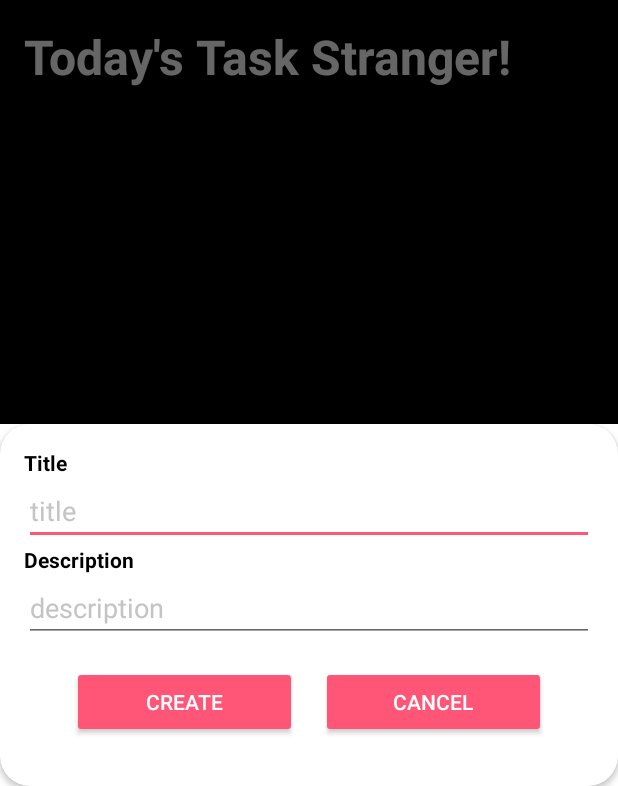
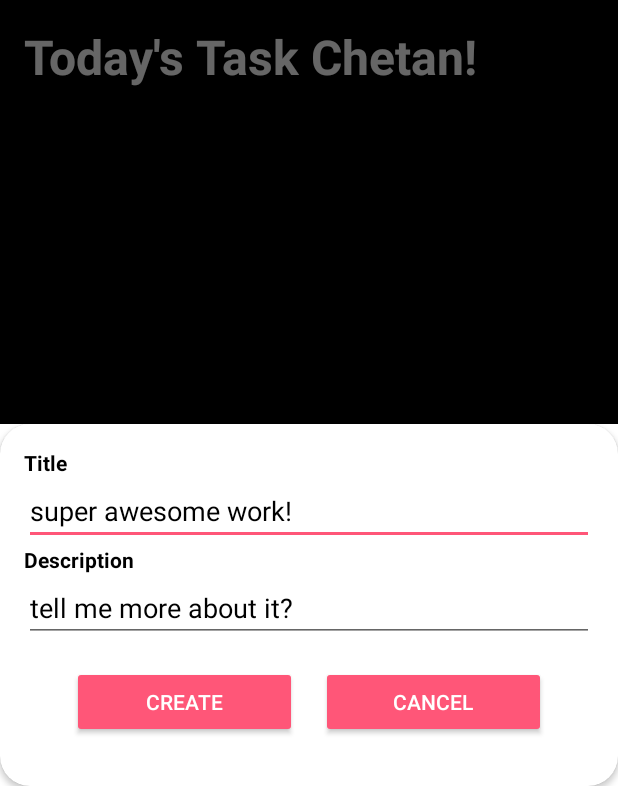
Before and after one commit to ch8n/Taskie-Mvvm, an Android app: the screen it shows after launch (MainActivity), after a tap on an icon or button, on a phone screen of 412 x 824 dp, the part 450-1236 px from its top. Run offline under Robolectric (Android 15) with nearby library versions, the phone set to English and light mode, and no system bars; our stand-ins replace Picasso, Room's generated code; libraries missing offline, so code that uses them is left out: com.github.javafaker; pictures from the network do not load; 1 statement that could not run was skipped.

Commit message:
🚧 wip navigation component ➕ added splash screen to home navigation ➕ added context tab for easy navigation from xml to fragment ➕ refactored dialog button builder to accept note

```diff
--- a/app/build.gradle
+++ b/app/build.gradle
@@ -2,6 +2,7 @@ plugins {
     id 'com.android.application'
     id 'kotlin-android'
     id 'kotlin-kapt'
+    id "androidx.navigation.safeargs.kotlin"
 }
 
 android {
--- a/app/src/main/java/com/ch8n/taskie/MainActivity.kt
+++ b/app/src/main/java/com/ch8n/taskie/MainActivity.kt
@@ -10,9 +10,9 @@ import com.ch8n.taskie.ui.login.LoginFragment
 import com.ch8n.taskie.ui.router.Router
 
 class MainActivity : ViewBindingActivity<ActivityMainBinding>(), Router {
+
     override fun onCreate(savedInstanceState: Bundle?) {
         super.onCreate(savedInstanceState)
-        setContentView(R.layout.activity_main)
         supportActionBar?.hide()
     }
 
@@ -24,16 +24,10 @@ class MainActivity : ViewBindingActivity<ActivityMainBinding>(), Router {
     }
 
     override fun toLoginScreen() {
-        supportFragmentManager
-            .beginTransaction()
-            .add(binding.container.id, LoginFragment())
-            .commit()
+
     }
 
     override fun toHomeScreen() {
-        supportFragmentManager
-            .beginTransaction()
-            .replace(binding.container.id, HomeFragment())
-            .commit()
+
     }
 }
--- a/app/src/main/java/com/ch8n/taskie/ui/home/HomeFragment.kt
+++ b/app/src/main/java/com/ch8n/taskie/ui/home/HomeFragment.kt
@@ -4,8 +4,6 @@ import android.view.LayoutInflater
 import android.view.ViewGroup
 import androidx.activity.OnBackPressedCallback
 import androidx.fragment.app.viewModels
-import androidx.lifecycle.ViewModel
-import androidx.lifecycle.ViewModelProvider
 import com.ch8n.taskie.R
 import com.ch8n.taskie.data.model.Note
 import com.ch8n.taskie.data.utils.ViewBindingFragment
@@ -37,7 +35,7 @@ class HomeFragment : ViewBindingFragment<FragmentHomeBinding>() {
             tab.text = notePagerAdapter?.getTabName(position)
         }.attach()
         applyFabClickBehaviour()
-        applyBackPressBehaviour()
+        //applyBackPressBehaviour()
         applyTabChangeBehaviour()
         applyAppFirstTimeBehaviour()
     }
@@ -82,9 +80,10 @@ class HomeFragment : ViewBindingFragment<FragmentHomeBinding>() {
         btnAdd.setOnClickListener {
             val visiblePosition = pagerNotes.currentItem
             val fragment = notePagerAdapter?.getFragment(visiblePosition)
+            val placeholderNote = Note.defaultNote("super awesome work!", description = "tell me more about it?")
             when (fragment) {
-                is NotesFragment -> fragment.openCreateNoteDialog()
-                is TaskFragment -> fragment.openCreateTaskDialog()
+                is NotesFragment -> fragment.openCreateNoteDialog(placeholderNote)
+                is TaskFragment -> fragment.openCreateTaskDialog(placeholderNote)
             }
         }
     }
@@ -107,7 +106,8 @@ class HomeFragment : ViewBindingFragment<FragmentHomeBinding>() {
 
 
     override fun onDestroyView() {
+        notePagerAdapter = null
+        binding.pagerNotes.adapter = null
         super.onDestroyView()
-        notePagerAdapter = null
     }
 }
--- a/app/src/main/java/com/ch8n/taskie/ui/login/LoginFragment.kt
+++ b/app/src/main/java/com/ch8n/taskie/ui/login/LoginFragment.kt
@@ -3,86 +3,44 @@ package com.ch8n.taskie.ui.login
 import android.view.LayoutInflater
 import android.view.View
 import android.view.ViewGroup
+import androidx.navigation.fragment.findNavController
+import com.ch8n.taskie.R
 import com.ch8n.taskie.data.utils.ViewBindingFragment
 import com.ch8n.taskie.databinding.FragmentLoginBinding
 import com.ch8n.taskie.di.Injector
-import com.ch8n.taskie.ui.router.Router
+import com.google.android.material.snackbar.Snackbar
 
 
 class LoginFragment : ViewBindingFragment<FragmentLoginBinding>() {
 
-    private val SIGN_IN = 1001
-
-    private val takiePrefs by lazy { Injector.taskiePrefs }
-    private val router by lazy {
-        requireActivity() as? Router ?: throw IllegalStateException("Activity needs to be Router")
-    }
+    private val taskiePrefs by lazy { Injector.taskiePrefs }
+    private val router by lazy { findNavController() }
 
     override val bindingInflater: (LayoutInflater, ViewGroup?, Boolean) -> FragmentLoginBinding
         get() = FragmentLoginBinding::inflate
 
-    override fun setup()  {
+    override fun setup() {
 
-//        binding.signInButton.setSize(SignInButton.SIZE_WIDE);
-//        binding.signInButton.visibility = View.GONE
+        val greetingMessage = Snackbar.make(
+            binding.root,
+            "Hi ${taskiePrefs.userName}! Welcome back",
+            Snackbar.LENGTH_LONG
+        )
+        if (taskiePrefs.isLogin) {
+            greetingMessage.show()
+        }
+
         binding.loader.visibility = View.VISIBLE
+        android.os.Handler().postDelayed({
+            taskiePrefs.isLogin = true
+            taskiePrefs.userName = "Chetan"
+            greetingMessage.dismiss()
 
-//        binding.signInButton.setOnClickListener {
-//            val account = GoogleSignIn.getLastSignedInAccount(requireContext())
-//            if (account != null) {
-//                onAccountInfo(account)
-//            } else {
-//                // request login info
-//                val googleSignInOptions =
-//                    GoogleSignInOptions.Builder(GoogleSignInOptions.DEFAULT_SIGN_IN)
-//                        .requestEmail()
-//                        .build()
-//                val signInClient = GoogleSignIn.getClient(requireContext(), googleSignInOptions);
-//                val signInIntent: Intent = signInClient.signInIntent
-//                // TODO migrate to new callback API
-//                startActivityForResult(signInIntent, SIGN_IN)
-//            }
-//        }
+            val gotoHomeFragment = LoginFragmentDirections.actionLoginFragmentToHomeFragment()
+            router.navigate(gotoHomeFragment)
 
-
-        android.os.Handler().postDelayed({
-                router.toHomeScreen()
-//            if (takiePrefs.isLogin) {
-//                router.toHomeScreen()
-//            }else{
-//                binding.loader.visibility = View.GONE
-//                binding.signInButton.visibility = View.VISIBLE
-//            }
-        },2000)
+        }, 2000)
 
     }
 
-//    fun onAccountInfo(account: GoogleSignInAccount?) = with(takiePrefs) {
-//        if (account == null) {
-//            Snackbar.make(binding.root, "Something Went Wrong", Snackbar.LENGTH_LONG).show()
-//            return@with
-//        }
-//        userName = account.displayName ?: "Stranger"
-//        userEmail = account.email ?: "lost.soul@email.gone"
-//        socialId = account.id ?: ""
-//        avatarUrl = account.photoUrl?.toString() ?: ""
-//        isLogin = true
-//        android.os.Handler().postDelayed({
-//            binding.loader.visibility = View.VISIBLE
-//            binding.signInButton.visibility = View.GONE
-//            router.toHomeScreen()
-//        },2000)
-//
-//    }
-//
-//    override fun onActivityResult(requestCode: Int, resultCode: Int, data: Intent?) {
-//        super.onActivityResult(requestCode, resultCode, data)
-//        if (requestCode == SIGN_IN) {
-//            val task = GoogleSignIn.getSignedInAccountFromIntent(data)
-//            val account = runCatching { task.getResult(ApiException::class.java) }.getOrNull()
-//            onAccountInfo(account)
-//        }
-//    }
-
-
 }
--- a/app/src/main/java/com/ch8n/taskie/ui/notes/NotesFragment.kt
+++ b/app/src/main/java/com/ch8n/taskie/ui/notes/NotesFragment.kt
@@ -2,7 +2,6 @@ package com.ch8n.taskie.ui.notes
 
 import android.view.LayoutInflater
 import android.view.ViewGroup
-import android.widget.Toast
 import androidx.fragment.app.viewModels
 import androidx.lifecycle.Observer
 import com.ch8n.taskie.data.model.Note
@@ -12,8 +11,8 @@ import com.ch8n.taskie.databinding.FragmentNotesBinding
 import com.ch8n.taskie.di.Injector
 import com.ch8n.taskie.ui.notes.adapter.NoteListAdapter
 import com.ch8n.taskie.ui.notes.adapter.NoteListInteraction
+import com.ch8n.taskie.ui.notes.dialog.NoteDialog
 import com.ch8n.taskie.ui.notes.dialog.NoteDialogBuilder
-import com.ch8n.taskie.ui.notes.dialog.NoteDialog
 import com.google.android.material.snackbar.Snackbar
 
 class NotesFragment : ViewBindingFragment<FragmentNotesBinding>() {
@@ -55,11 +54,12 @@ class NotesFragment : ViewBindingFragment<FragmentNotesBinding>() {
 
     }
 
-    fun openCreateNoteDialog() {
+    fun openCreateNoteDialog(note: Note) {
         val noteDialog = NoteDialog()
         val noteDialogBuilder = NoteDialogBuilder(
             noteType = NoteType.Note,
             actionEditOrDelete = false,
+            note = note,
             onNoteAddListener = { newNote ->
                 notesViewModel.addNote(newNote)
             }
@@ -75,10 +75,10 @@ class NotesFragment : ViewBindingFragment<FragmentNotesBinding>() {
 
     private fun applyAddModifyBehaviour(note: Note) {
         val noteDialog = NoteDialog()
-        noteDialog.modifyNote.value = note
         val noteDialogBuilder = NoteDialogBuilder(
             noteType = NoteType.Note,
             actionEditOrDelete = true,
+            note = note,
             onNoteDeleteListener = { deleteNode ->
                 notesViewModel.deleteNote(deleteNode)
             },
--- a/app/src/main/java/com/ch8n/taskie/ui/notes/dialog/NoteDialog.kt
+++ b/app/src/main/java/com/ch8n/taskie/ui/notes/dialog/NoteDialog.kt
@@ -12,6 +12,7 @@ import com.ch8n.taskie.databinding.DialogAddNoteBinding
 
 data class NoteDialogBuilder(
     val noteType: NoteType,
+    val note: Note,
     val actionEditOrDelete: Boolean,
     val onNoteAddListener: (Note) -> Unit = {},
     val onNoteCancelListener: () -> Unit = {},
@@ -30,21 +31,16 @@ class NoteDialog : ViewBindingBottomSheet<DialogAddNoteBinding>() {
         builderLiveData.value = builder
     }
 
-    val modifyNote = MutableLiveData<Note>()
-
     override val bindingInflater: (LayoutInflater, ViewGroup?, Boolean) -> DialogAddNoteBinding
         get() = DialogAddNoteBinding::inflate
 
     override fun setup(): Unit = with(binding) {
 
-        modifyNote.observe(viewLifecycleOwner, Observer {
-            it?:return@Observer
-            editTitle.setText(it.title)
-            editDesc.setText(it.description)
-        })
-
         builderLiveData.observe(viewLifecycleOwner, Observer { builder ->
             builder ?: return@Observer
+
+            editTitle.setText(builder.note.title)
+            editDesc.setText(builder.note.description)
 
             if (builder.actionEditOrDelete) {
                 containerUpdate.visibility = View.VISIBLE
@@ -75,13 +71,13 @@ class NoteDialog : ViewBindingBottomSheet<DialogAddNoteBinding>() {
             }
 
             btnDelete.setOnClickListener {
-                val deleteNote = modifyNote.value ?: return@setOnClickListener
+                val deleteNote = builder.note
                 builder.onNoteDeleteListener.invoke(deleteNote)
                 dismiss()
             }
 
             btnUpdate.setOnClickListener {
-                val note = modifyNote.value ?: return@setOnClickListener
+                val note = builder.note
                 val updatedNote = note.copy(
                     title = editTitle.text.toString(),
                     description = editDesc.text.toString()
--- a/app/src/main/java/com/ch8n/taskie/ui/task/TaskFragment.kt
+++ b/app/src/main/java/com/ch8n/taskie/ui/task/TaskFragment.kt
@@ -2,7 +2,6 @@ package com.ch8n.taskie.ui.task
 
 import android.view.LayoutInflater
 import android.view.ViewGroup
-import android.widget.Toast
 import androidx.fragment.app.viewModels
 import androidx.lifecycle.Observer
 import com.ch8n.taskie.data.model.Note
@@ -64,10 +63,13 @@ class TaskFragment : ViewBindingFragment<FragmentNotesBinding>() {
 
     }
 
-    fun openCreateTaskDialog() {
+    fun openCreateTaskDialog(note: Note) {
+
         val taskCreateDialog = NoteDialog()
+
         val dialogBuilder = NoteDialogBuilder(
             noteType = NoteType.Todo,
+            note = note,
             actionEditOrDelete = false,
             onNoteAddListener = { newTask ->
                 taskViewModel.addTask(newTask)
@@ -86,14 +88,13 @@ class TaskFragment : ViewBindingFragment<FragmentNotesBinding>() {
 
     private fun applyAddModifyBehaviour(task: Note) {
         val taskEditDialog = NoteDialog()
-        taskEditDialog.modifyNote.value = task
-
         val dialogBuilder = NoteDialogBuilder(
             noteType = NoteType.Note,
             actionEditOrDelete = true,
             onNoteDeleteListener = { deleteTask ->
                 taskViewModel.deleteTask(deleteTask)
             },
+            note = task,
             onNoteEditListener = { modifyTask ->
                 taskViewModel.updateTask(modifyTask)
             }
--- a/app/src/main/res/layout/activity_main.xml
+++ b/app/src/main/res/layout/activity_main.xml
@@ -1,11 +1,20 @@
 <?xml version="1.0" encoding="utf-8"?>
 <androidx.constraintlayout.widget.ConstraintLayout xmlns:android="http://schemas.android.com/apk/res/android"
+    xmlns:app="http://schemas.android.com/apk/res-auto"
     android:layout_width="match_parent"
     android:layout_height="match_parent">
 
-    <FrameLayout
-        android:id="@+id/container"
-        android:layout_width="match_parent"
-        android:layout_height="match_parent" />
+    <androidx.fragment.app.FragmentContainerView
+        android:id="@+id/nav_host_fragment_container"
+        android:name="@string/class_nav_host_fragment"
+        android:layout_width="0dp"
+        android:layout_height="0dp"
+        app:defaultNavHost="true"
+        app:layout_constraintBottom_toBottomOf="parent"
+        app:layout_constraintEnd_toEndOf="parent"
+        app:layout_constraintStart_toStartOf="parent"
+        app:layout_constraintTop_toTopOf="parent"
+        app:navGraph="@navigation/main_nav_graph" />
+
 
 </androidx.constraintlayout.widget.ConstraintLayout>
--- a/app/src/main/res/layout/dialog_add_note.xml
+++ b/app/src/main/res/layout/dialog_add_note.xml
@@ -1,11 +1,14 @@
 <?xml version="1.0" encoding="utf-8"?>
 <androidx.cardview.widget.CardView xmlns:android="http://schemas.android.com/apk/res/android"
     xmlns:app="http://schemas.android.com/apk/res-auto"
+    xmlns:tools="http://schemas.android.com/tools"
     android:layout_width="match_parent"
     android:layout_height="wrap_content"
     android:background="@null"
     app:cardBackgroundColor="@color/white"
-    app:cardCornerRadius="20dp">
+    app:cardCornerRadius="20dp"
+    tools:context=".ui.notes.dialog.NoteDialog"
+    >
 
     <androidx.appcompat.widget.LinearLayoutCompat
         android:layout_width="match_parent"
--- a/app/src/main/res/layout/fragment_home.xml
+++ b/app/src/main/res/layout/fragment_home.xml
@@ -1,11 +1,13 @@
 <?xml version="1.0" encoding="utf-8"?>
 <androidx.coordinatorlayout.widget.CoordinatorLayout xmlns:android="http://schemas.android.com/apk/res/android"
     xmlns:app="http://schemas.android.com/apk/res-auto"
+    xmlns:tools="http://schemas.android.com/tools"
     android:layout_width="match_parent"
     android:layout_height="match_parent"
+    android:background="@color/black"
     android:fitsSystemWindows="true"
-    android:background="@color/black"
-    android:orientation="vertical">
+    android:orientation="vertical"
+    tools:context=".ui.home.HomeFragment">
 
     <com.google.android.material.appbar.AppBarLayout
         android:id="@+id/appbar"
--- a/app/src/main/res/layout/fragment_login.xml
+++ b/app/src/main/res/layout/fragment_login.xml
@@ -4,7 +4,8 @@
     xmlns:tools="http://schemas.android.com/tools"
     android:layout_width="match_parent"
     android:layout_height="match_parent"
-    android:background="@color/pink">
+    android:background="@color/pink"
+    tools:context=".ui.login.LoginFragment">
 
     <androidx.appcompat.widget.AppCompatImageView
         android:id="@+id/img6"
@@ -48,8 +49,7 @@
         android:src="@drawable/unboxing"
         app:layout_constraintBottom_toBottomOf="parent"
         app:layout_constraintEnd_toEndOf="parent"
-        app:layout_constraintStart_toEndOf="@+id/img2"
-         />
+        app:layout_constraintStart_toEndOf="@+id/img2" />
 
     <androidx.appcompat.widget.AppCompatImageView
         android:id="@+id/img1"
--- a/app/src/main/res/layout/fragment_notes.xml
+++ b/app/src/main/res/layout/fragment_notes.xml
@@ -3,22 +3,21 @@
     xmlns:app="http://schemas.android.com/apk/res-auto"
     xmlns:tools="http://schemas.android.com/tools"
     android:layout_width="match_parent"
-    android:background="@color/black"
-    android:layout_height="match_parent">
+    android:layout_height="match_parent"
+    android:background="@color/black">
 
     <androidx.appcompat.widget.AppCompatTextView
         android:id="@+id/text_greet"
         android:layout_width="match_parent"
         android:layout_height="wrap_content"
-        android:textStyle="bold"
-        android:textSize="32sp"
-        android:textColor="@color/white"
         android:padding="16dp"
         android:text="Hi!"
+        android:textColor="@color/white"
+        android:textSize="32sp"
+        android:textStyle="bold"
+        app:layout_constraintEnd_toEndOf="parent"
         app:layout_constraintStart_toStartOf="parent"
-        app:layout_constraintEnd_toEndOf="parent"
-        app:layout_constraintTop_toTopOf="parent"
-        />
+        app:layout_constraintTop_toTopOf="parent" />
 
 
     <androidx.recyclerview.widget.RecyclerView
--- a/app/src/main/res/layout/item_layout_todo.xml
+++ b/app/src/main/res/layout/item_layout_todo.xml
@@ -56,6 +56,7 @@
                 android:paddingEnd="8dp"
                 android:textSize="18sp"
                 android:textStyle="bold"
+                tools:textColor="@color/black"
                 tools:text="@tools:sample/lorem" />
 
             <androidx.appcompat.widget.AppCompatTextView
@@ -67,6 +68,7 @@
                 android:padding="8dp"
                 android:textColor="@color/white"
                 android:textSize="14sp"
+                tools:textColor="@color/black"
                 tools:text="@tools:sample/lorem/random" />
 
 
--- /dev/null
+++ b/app/src/main/res/navigation/main_nav_graph.xml
@@ -0,0 +1,42 @@
+<?xml version="1.0" encoding="utf-8"?>
+<navigation xmlns:android="http://schemas.android.com/apk/res/android"
+    xmlns:app="http://schemas.android.com/apk/res-auto"
+    xmlns:tools="http://schemas.android.com/tools"
+    android:id="@+id/main_nav_graph"
+    app:startDestination="@id/loginFragment">
+
+    <fragment
+        android:id="@+id/loginFragment"
+        android:name="com.ch8n.taskie.ui.login.LoginFragment"
+        android:label="LoginFragment"
+        tools:layout="@layout/fragment_login">
+        <action
+            android:id="@+id/action_loginFragment_to_homeFragment"
+            app:destination="@id/homeFragment" />
+    </fragment>
+
+    <fragment
+        android:id="@+id/homeFragment"
+        android:name="com.ch8n.taskie.ui.home.HomeFragment"
+        android:label="HomeFragment"
+        tools:layout="@layout/fragment_home" />
+
+    <fragment
+        android:id="@+id/taskFragment"
+        android:name="com.ch8n.taskie.ui.task.TaskFragment"
+        android:label="TaskFragment"
+        tools:layout="@layout/fragment_notes" />
+
+    <fragment
+        android:id="@+id/notesFragment"
+        android:name="com.ch8n.taskie.ui.notes.NotesFragment"
+        android:label="NotesFragment"
+        tools:layout="@layout/fragment_notes" />
+
+    <dialog
+        android:id="@+id/noteDialog"
+        android:name="com.ch8n.taskie.ui.notes.dialog.NoteDialog"
+        android:label="NoteDialog"
+        tools:layout="@layout/dialog_add_note" />
+
+</navigation>
--- a/app/src/main/res/values/strings.xml
+++ b/app/src/main/res/values/strings.xml
@@ -1,3 +1,4 @@
 <resources>
     <string name="app_name">Taskie</string>
+    <string name="class_nav_host_fragment">androidx.navigation.fragment.NavHostFragment</string>
 </resources>
--- a/build.gradle
+++ b/build.gradle
@@ -1,12 +1,14 @@
 // Top-level build file where you can add configuration options common to all sub-projects/modules.
 buildscript {
     ext.kotlin_version = "1.5.20"
+    ext.nav_version = "2.3.5"
     repositories {
         google()
         mavenCentral()
     }
     dependencies {
         classpath 'com.android.tools.build:gradle:7.0.0-alpha08'
+        classpath("androidx.navigation:navigation-safe-args-gradle-plugin:$nav_version")
         classpath "org.jetbrains.kotlin:kotlin-gradle-plugin:$kotlin_version"
 
         // NOTE: Do not place your application dependencies here; they belong
```
Lines whose indentation alone changed are shown as unchanged.
